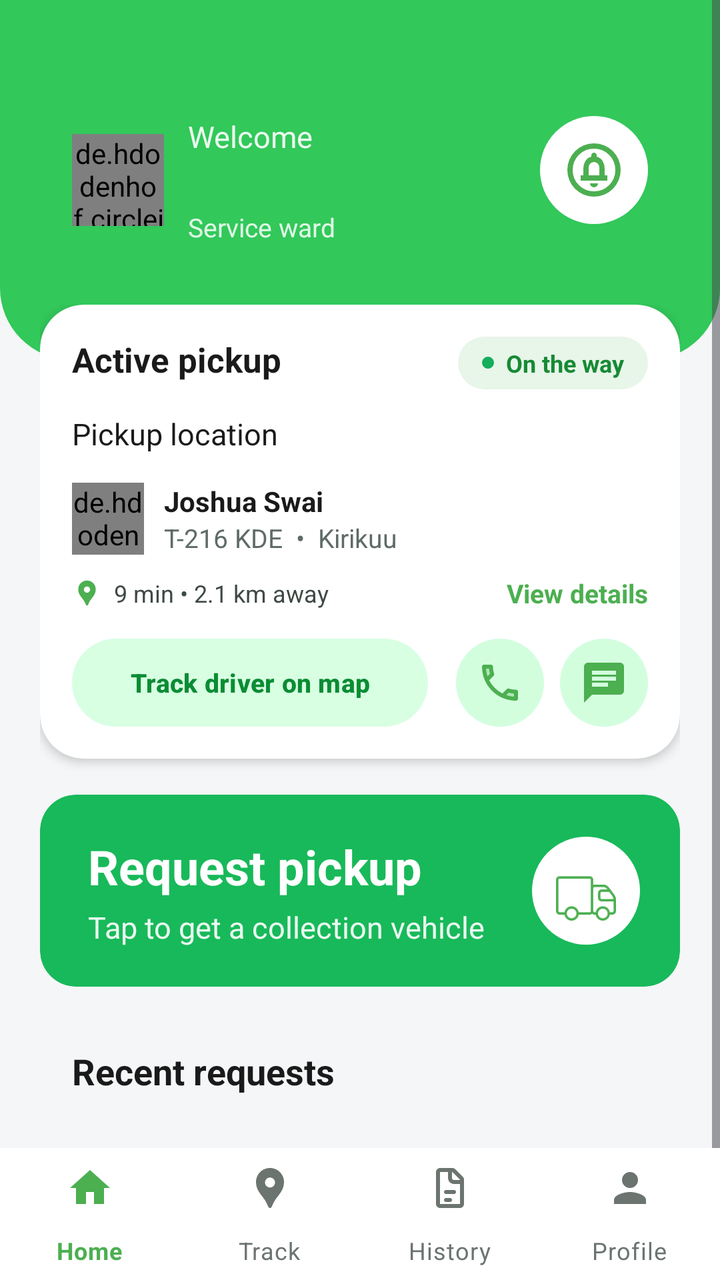
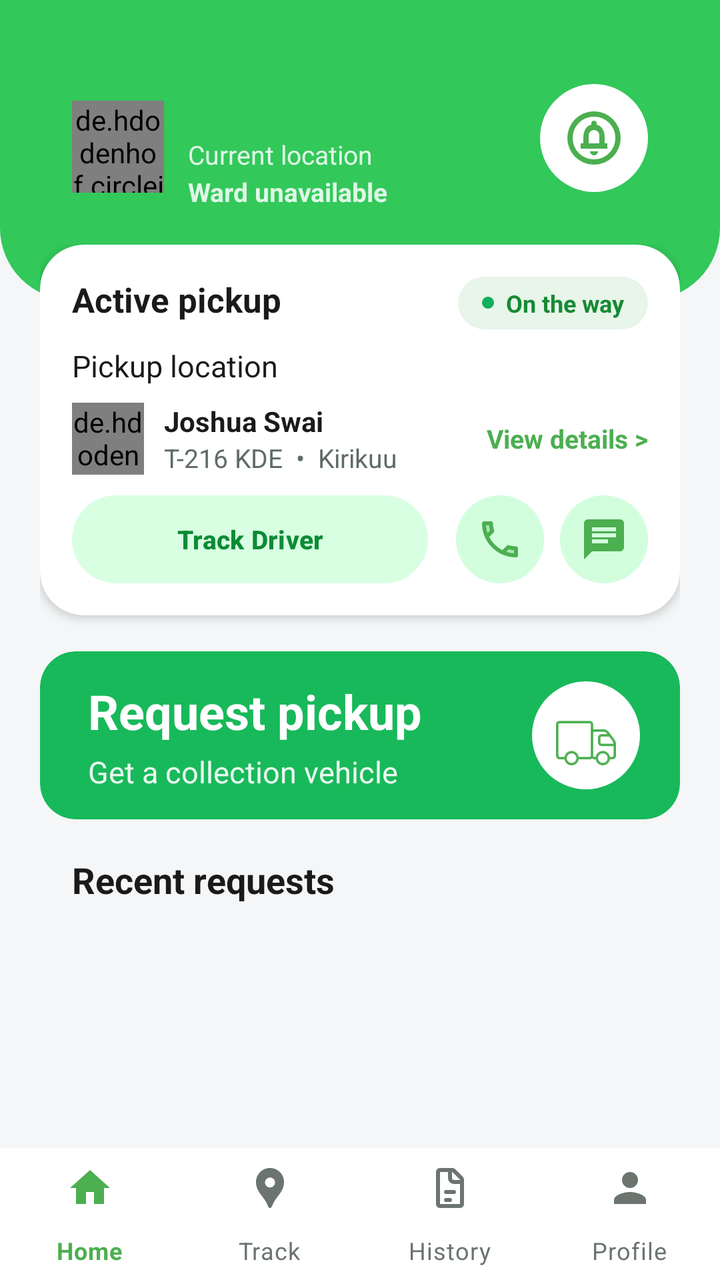

The first picture is an Android layout as it rendered before a commit; the second is the same layout after the commit. The layout source and the unified diff follow.
<!-- AndroidManifest.xml: application theme Theme.Takago -->
<!-- res/layout/activity_resident_home.xml -->
<?xml version="1.0" encoding="utf-8"?>
<androidx.coordinatorlayout.widget.CoordinatorLayout
    xmlns:android="http://schemas.android.com/apk/res/android"
    xmlns:app="http://schemas.android.com/apk/res-auto"
    android:layout_width="match_parent"
    android:layout_height="match_parent"
    android:background="#F4F6F7">

    <ScrollView
        android:id="@+id/main"
        android:layout_width="match_parent"
        android:layout_height="match_parent"
        android:fillViewport="true">

        <LinearLayout
            android:layout_width="match_parent"
            android:layout_height="wrap_content"
            android:orientation="vertical"
            android:paddingBottom="90dp">

            
            <RelativeLayout
                android:layout_width="match_parent"
                android:layout_height="180dp"
                android:background="@drawable/bg_header"
                android:paddingStart="36dp"
                android:paddingTop="58dp"
                android:paddingEnd="36dp">


                <LinearLayout
                    android:id="@+id/layoutUserInfo"
                    android:layout_width="wrap_content"
                    android:layout_height="wrap_content"
                    android:gravity="center_vertical"
                    android:orientation="horizontal">

                    <de.hdodenhof.circleimageview.CircleImageView
                        android:id="@+id/ivUserAvatar"
                        android:layout_width="46dp"
                        android:layout_height="46dp"
                        android:src="@drawable/ic_person_placeholder"
                        app:civ_border_color="@color/color_surface"
                        app:civ_border_width="2dp" />

                    <LinearLayout
                        android:layout_width="wrap_content"
                        android:layout_height="wrap_content"
                        android:layout_marginStart="12dp"
                        android:orientation="vertical">

                        <TextView
                            android:layout_width="wrap_content"
                            android:layout_height="wrap_content"
                            android:text="Welcome"
                            android:textColor="#E6FFFFFF"
                            android:textSize="15sp" />

                        <TextView
                            android:id="@+id/tvUserName"
                            android:layout_width="wrap_content"
                            android:layout_height="wrap_content"
                            android:text=""
                            android:textColor="@color/color_surface"
                            android:textSize="18sp"
                            android:textStyle="bold" />

                        <TextView
                            android:id="@+id/tvUserWard"
                            android:layout_width="wrap_content"
                            android:layout_height="wrap_content"
                            android:layout_marginTop="2dp"
                            android:text="Service ward"
                            android:textColor="#D8FFFFFF"
                            android:maxLines="2"
                            android:textSize="13sp" />
                    </LinearLayout>
                </LinearLayout>

                <FrameLayout
                    android:id="@+id/btnNotification"
                    android:layout_width="54dp"
                    android:layout_height="54dp"
                    android:layout_alignParentEnd="true"
                    android:layout_alignTop="@id/layoutUserInfo">

                    <ImageView
                        android:id="@+id/ivNotification"
                        android:layout_width="54dp"
                        android:layout_height="54dp"
                        android:background="@drawable/bg_circle_white_alpha"
                        android:padding="11dp"
                        android:src="@drawable/ic_notifications"
                        app:tint="@color/color_primary" />

                    <TextView
                        android:id="@+id/tvNotificationBadge"
                        android:layout_width="16dp"
                        android:layout_height="16dp"
                        android:layout_gravity="top|end"
                        android:background="@drawable/bg_circle_red"
                        android:gravity="center"
                        android:text="1"
                        android:textColor="@color/color_surface"
                        android:textSize="9sp"
                        android:visibility="gone" />
                </FrameLayout>
            </RelativeLayout>

            
            <LinearLayout
                android:id="@+id/residentContentContainer"
                android:layout_width="match_parent"
                android:layout_height="wrap_content"
                android:layout_marginTop="-28dp"
                android:orientation="vertical"
                android:paddingStart="20dp"
                android:paddingEnd="20dp">

                
                <androidx.cardview.widget.CardView
                    android:id="@+id/cardActivePickup"
                    android:layout_width="match_parent"
                    android:layout_height="wrap_content"
                    app:cardBackgroundColor="@color/color_surface"
                    app:cardCornerRadius="22dp"
                    app:cardElevation="3dp">

                    <LinearLayout
                        android:layout_width="match_parent"
                        android:layout_height="wrap_content"
                        android:orientation="vertical"
                        android:padding="16dp">

                        <RelativeLayout
                            android:layout_width="match_parent"
                            android:layout_height="wrap_content">

                            <TextView
                                android:layout_width="wrap_content"
                                android:layout_height="wrap_content"
                                android:text="Active pickup"
                                android:textColor="@color/color_text_primary"
                                android:textSize="17sp"
                                android:textStyle="bold" />

                            <LinearLayout
                                android:id="@+id/layoutActiveStatusBadge"
                                android:layout_width="wrap_content"
                                android:layout_height="wrap_content"
                                android:layout_alignParentEnd="true"
                                android:background="@drawable/bg_status_green"
                                android:gravity="center_vertical"
                                android:orientation="horizontal"
                                android:paddingStart="12dp"
                                android:paddingTop="5dp"
                                android:paddingEnd="12dp"
                                android:paddingBottom="5dp">

                                <View
                                    android:id="@+id/dotActiveStatus"
                                    android:layout_width="6dp"
                                    android:layout_height="6dp"
                                    android:layout_marginEnd="6dp"
                                    android:background="@drawable/bg_circle_green_dark" />

                                <TextView
                                    android:id="@+id/tvActiveStatus"
                                    android:layout_width="wrap_content"
                                    android:layout_height="wrap_content"
                                    android:text="On the way"
                                    android:textColor="#168A34"
                                    android:textSize="12sp"
                                    android:textStyle="bold" />
                            </LinearLayout>
                        </RelativeLayout>

                        <TextView
                            android:id="@+id/tvActivePickupAddress"
                            android:layout_width="match_parent"
                            android:layout_height="wrap_content"
                            android:layout_marginTop="12dp"
                            android:lineSpacingExtra="2dp"
                            android:text="Pickup location"
                            android:textColor="@color/color_text_primary"
                            android:textSize="15sp" />

                        <LinearLayout
                            android:id="@+id/layoutDriverInfo"
                            android:layout_width="match_parent"
                            android:layout_height="wrap_content"
                            android:layout_marginTop="14dp"
                            android:gravity="center_vertical"
                            android:orientation="horizontal">

                            <de.hdodenhof.circleimageview.CircleImageView
                                android:id="@+id/ivDriverAvatar"
                                android:layout_width="36dp"
                                android:layout_height="36dp"
                                android:src="@drawable/ic_person_placeholder" />

                            <LinearLayout
                                android:layout_width="0dp"
                                android:layout_height="wrap_content"
                                android:layout_marginStart="10dp"
                                android:layout_weight="1"
                                android:orientation="vertical">

                                <TextView
                                    android:id="@+id/tvDriverName"
                                    android:layout_width="wrap_content"
                                    android:layout_height="wrap_content"
                                    android:text="Joshua Swai"
                                    android:textColor="@color/color_text_primary"
                                    android:textSize="14sp"
                                    android:textStyle="bold" />

                                <TextView
                                    android:id="@+id/tvDriverDetails"
                                    android:layout_width="wrap_content"
                                    android:layout_height="wrap_content"
                                    android:text="T-216 KDE  •  Kirikuu"
                                    android:textColor="@color/color_text_secondary"
                                    android:textSize="13sp" />
                            </LinearLayout>
                        </LinearLayout>

                        <LinearLayout
                            android:layout_width="match_parent"
                            android:layout_height="wrap_content"
                            android:layout_marginTop="10dp"
                            android:gravity="center_vertical"
                            android:orientation="horizontal">

                            <ImageView
                                android:layout_width="15dp"
                                android:layout_height="15dp"
                                android:src="@drawable/ic_location_pin"
                                app:tint="@color/color_primary" />

                            <TextView
                                android:id="@+id/tvEta"
                                android:layout_width="0dp"
                                android:layout_height="wrap_content"
                                android:layout_marginStart="6dp"
                                android:layout_weight="1"
                                android:text="9 min • 2.1 km away"
                                android:textColor="@color/color_text_body"
                                android:textSize="12sp" />

                            <TextView
                                android:id="@+id/btnViewDetails"
                                android:layout_width="wrap_content"
                                android:layout_height="wrap_content"
                                android:text="View details"
                                android:textColor="@color/color_primary"
                                android:textSize="13sp"
                                android:textStyle="bold" />

                        </LinearLayout>

                        <TextView
                            android:id="@+id/tvCurrentStop"
                            android:layout_width="wrap_content"
                            android:layout_height="wrap_content"
                            android:layout_marginTop="6dp"
                            android:textColor="@color/color_text_secondary"
                            android:textSize="14sp"
                            android:visibility="gone" />

                        <LinearLayout
                            android:layout_width="match_parent"
                            android:layout_height="wrap_content"
                            android:layout_marginTop="14dp"
                            android:gravity="center_vertical"
                            android:orientation="horizontal">

                            <com.google.android.material.button.MaterialButton
                                android:id="@+id/btnTrackDriver"
                                android:layout_width="0dp"
                                android:layout_height="44dp"
                                android:layout_marginEnd="14dp"
                                android:layout_weight="1"
                                android:insetTop="0dp"
                                android:insetBottom="0dp"
                                android:text="Track driver on map"
                                android:textColor="#0B8C34"
                                android:textSize="13sp"
                                android:textStyle="bold"
                                app:backgroundTint="#D8FFE2"
                                app:cornerRadius="22dp" />

                            <ImageButton
                                android:id="@+id/btnCall"
                                android:layout_width="44dp"
                                android:layout_height="44dp"
                                android:background="@drawable/bg_circle_green_light"
                                android:padding="11dp"
                                android:src="@drawable/ic_phone"
                                app:tint="@color/color_primary" />

                            <ImageButton
                                android:id="@+id/btnSms"
                                android:layout_width="44dp"
                                android:layout_height="44dp"
                                android:layout_marginStart="8dp"
                                android:background="@drawable/bg_circle_green_light"
                                android:contentDescription="Message assigned driver"
                                android:padding="11dp"
                                android:src="@drawable/ic_message"
                                app:tint="@color/color_primary" />
                        </LinearLayout>


                    </LinearLayout>
                </androidx.cardview.widget.CardView>

                
                <androidx.cardview.widget.CardView
                    android:id="@+id/cardRequestPickup"
                    android:layout_width="match_parent"
                    android:layout_height="wrap_content"
                    android:layout_marginTop="18dp"
                    app:cardBackgroundColor="#18B95A"
                    app:cardCornerRadius="18dp"
                    app:cardElevation="0dp">

                    <LinearLayout
                        android:layout_width="match_parent"
                        android:layout_height="96dp"
                        android:gravity="center_vertical"
                        android:orientation="horizontal"
                        android:paddingStart="24dp"
                        android:paddingEnd="20dp">

                        <LinearLayout
                            android:layout_width="0dp"
                            android:layout_height="wrap_content"
                            android:layout_weight="1"
                            android:orientation="vertical">

                            <TextView
                                android:layout_width="wrap_content"
                                android:layout_height="wrap_content"
                                android:text="Request pickup"
                                android:textColor="@color/color_surface"
                                android:textSize="24sp"
                                android:textStyle="bold" />

                            <TextView
                                android:layout_width="wrap_content"
                                android:layout_height="wrap_content"
                                android:layout_marginTop="4dp"
                                android:text="Tap to get a collection vehicle"
                                android:textColor="#E8FFFFFF"
                                android:textSize="15sp" />
                        </LinearLayout>

                        <ImageView
                            android:id="@+id/ivTruck"
                            android:layout_width="54dp"
                            android:layout_height="54dp"
                            android:layout_marginStart="12dp"
                            android:background="@drawable/bg_circle_white_alpha"
                            android:padding="12dp"
                            android:src="@drawable/ic_track"
                            app:tint="@color/color_primary" />
                    </LinearLayout>
                </androidx.cardview.widget.CardView>

                <TextView
                    android:layout_width="wrap_content"
                    android:layout_height="wrap_content"
                    android:layout_marginStart="16dp"
                    android:layout_marginTop="30dp"
                    android:text="Recent requests"
                    android:textColor="@color/color_text_primary"
                    android:textSize="18sp"
                    android:textStyle="bold" />

                <TextView
                    android:id="@+id/tvNoRecentRequests"
                    android:layout_width="match_parent"
                    android:layout_height="wrap_content"
                    android:gravity="center"
                    android:paddingTop="50dp"
                    android:paddingBottom="50dp"
                    android:text="No recent pickup requests yet."
                    android:textColor="@color/color_text_hint"
                    android:textSize="16sp"
                    android:visibility="gone" />

                <LinearLayout
                    android:id="@+id/recentRequestsContainer"
                    android:layout_width="match_parent"
                    android:layout_height="wrap_content"
                    android:layout_marginTop="16dp"
                    android:orientation="vertical" />

            </LinearLayout>
        </LinearLayout>
    </ScrollView>

    <com.google.android.material.bottomnavigation.BottomNavigationView
        android:id="@+id/bottomNav"
        style="@style/AppBottomNavigation"
        android:layout_width="match_parent"
        android:layout_height="66dp"
        android:layout_gravity="bottom"
        android:background="@color/color_surface"
        app:itemIconTint="@color/bottom_nav_selector"
        app:itemTextColor="@color/bottom_nav_selector"
        app:labelVisibilityMode="labeled"
        app:menu="@menu/bottom_nav_menu" />

</androidx.coordinatorlayout.widget.CoordinatorLayout>
<!-- resources referenced by this layout -->
<resources>
  <color name="color_primary">#4CAF50</color>
  <color name="color_surface">#FFFFFF</color>
  <color name="color_text_body">#3F4944</color>
  <color name="color_text_hint">#6F7975</color>
  <color name="color_text_primary">#1A1A1A</color>
  <color name="color_text_secondary">#5F6B66</color>
  <!-- drawable bg_circle_green_dark (drawable) -->
  <?xml version="1.0" encoding="utf-8"?>
  <shape xmlns:android="http://schemas.android.com/apk/res/android">
  
      <solid android:color="#14ae5c"/>
  
      <corners android:radius="100dp"/>
  
  </shape>
  <!-- drawable bg_circle_green_light (drawable) -->
  <?xml version="1.0" encoding="utf-8"?>
  <shape xmlns:android="http://schemas.android.com/apk/res/android">
  
      <solid android:color="#D3FEDE"/>
  
      <corners android:radius="100dp"/>
  
  </shape>
  <!-- drawable bg_circle_red (drawable) -->
  <?xml version="1.0" encoding="utf-8"?>
  <shape xmlns:android="http://schemas.android.com/apk/res/android">
  
      <solid android:color="@color/color_danger"/>
  
      <corners android:radius="100dp"/>
  
  </shape>
  <!-- drawable bg_circle_white_alpha (drawable) -->
  <?xml version="1.0" encoding="utf-8"?>
  <shape xmlns:android="http://schemas.android.com/apk/res/android"
      android:shape="oval">
      <solid android:color="@color/color_surface" />
  </shape>
  <!-- drawable bg_header (drawable) -->
  <?xml version="1.0" encoding="utf-8"?>
  <shape xmlns:android="http://schemas.android.com/apk/res/android"
      android:shape="rectangle">
  
      <solid android:color="@color/color_header" />
  
      <corners
          android:topLeftRadius="0dp"
          android:topRightRadius="0dp"
          android:bottomLeftRadius="36dp"
          android:bottomRightRadius="36dp" />
  
  </shape>
  <!-- drawable bg_status_green (drawable) -->
  <shape xmlns:android="http://schemas.android.com/apk/res/android">
      <solid android:color="@color/color_status_success_bg"/>
      <corners android:radius="50dp"/>
  </shape>
  <!-- drawable ic_location_pin (drawable) -->
  <vector xmlns:android="http://schemas.android.com/apk/res/android" android:height="24dp" android:tint="#000000" android:viewportHeight="24" android:viewportWidth="24" android:width="24dp">
        
      <path android:fillColor="@android:color/white" android:pathData="M12,2L12,2C8.13,2 5,5.13 5,9c0,1.74 0.5,3.37 1.41,4.84c0.95,1.54 2.2,2.86 3.16,4.4c0.47,0.75 0.81,1.45 1.17,2.26C11,21.05 11.21,22 12,22h0c0.79,0 1,-0.95 1.25,-1.5c0.37,-0.81 0.7,-1.51 1.17,-2.26c0.96,-1.53 2.21,-2.85 3.16,-4.4C18.5,12.37 19,10.74 19,9C19,5.13 15.87,2 12,2zM12,11.75c-1.38,0 -2.5,-1.12 -2.5,-2.5s1.12,-2.5 2.5,-2.5s2.5,1.12 2.5,2.5S13.38,11.75 12,11.75z"/>
      
  </vector>
  <!-- drawable ic_message (drawable) -->
  <vector xmlns:android="http://schemas.android.com/apk/res/android"
      android:width="24dp" android:height="24dp"
      android:viewportWidth="24" android:viewportHeight="24">
      <path
          android:fillColor="@android:color/white"
          android:pathData="M20,2H4C2.9,2 2.01,2.9 2.01,4L2,22l4,-4h14c1.1,0 2,-0.9 2,-2V4c0,-1.1 -0.9,-2 -2,-2zM6,9h12v2H6V9zM6,6h12v2H6V6zM6,12h8v2H6v-2z" />
  </vector>
  <style name="AppBottomNavigation" parent="Widget.MaterialComponents.BottomNavigationView">
          <item name="android:background">@drawable/bg_bottom_nav</item>
          <item name="itemIconTint">@color/bottom_nav_selector</item>
          <item name="itemTextColor">@color/bottom_nav_selector</item>
          <item name="labelVisibilityMode">labeled</item>
      </style>
  <style name="Theme.Takago" parent="Base.Theme.Takago" />
  <color name="color_danger">#FF3D00</color>
  <color name="color_header">#32C85A</color>
  <color name="color_status_success_bg">#E8F5E9</color>
  <!-- drawable bg_bottom_nav (drawable) -->
  <?xml version="1.0" encoding="utf-8"?>
  <shape xmlns:android="http://schemas.android.com/apk/res/android">
      <solid android:color="@color/color_surface" />
  </shape>
  <style name="Base.Theme.Takago" parent="Theme.Material3.DayNight.NoActionBar">
          
          
      </style>
  <!-- unchanged entries left out for length: 4 -->
</resources>

<!-- the commit's change to res/layout/activity_resident_home.xml (unified diff, before → after) -->
@@ -21,17 +21,19 @@
             
             <RelativeLayout
                 android:layout_width="match_parent"
-                android:layout_height="180dp"
+                android:layout_height="150dp"
                 android:background="@drawable/bg_header"
                 android:paddingStart="36dp"
-                android:paddingTop="58dp"
+                android:paddingTop="42dp"
                 android:paddingEnd="36dp">
 
 
                 <LinearLayout
                     android:id="@+id/layoutUserInfo"
-                    android:layout_width="wrap_content"
-                    android:layout_height="wrap_content"
+                    android:layout_width="match_parent"
+                    android:layout_height="wrap_content"
+                    android:layout_toStartOf="@id/btnNotification"
+                    android:layout_marginEnd="12dp"
                     android:gravity="center_vertical"
                     android:orientation="horizontal">
 
@@ -44,17 +46,11 @@
                         app:civ_border_width="2dp" />
 
                     <LinearLayout
-                        android:layout_width="wrap_content"
+                        android:layout_width="0dp"
                         android:layout_height="wrap_content"
+                        android:layout_weight="1"
                         android:layout_marginStart="12dp"
                         android:orientation="vertical">
-
-                        <TextView
-                            android:layout_width="wrap_content"
-                            android:layout_height="wrap_content"
-                            android:text="Welcome"
-                            android:textColor="#E6FFFFFF"
-                            android:textSize="15sp" />
 
                         <TextView
                             android:id="@+id/tvUserName"
@@ -62,18 +58,30 @@
                             android:layout_height="wrap_content"
                             android:text=""
                             android:textColor="@color/color_surface"
-                            android:textSize="18sp"
-                            android:textStyle="bold" />
+                            android:textSize="18sp" />
+
+                        <TextView
+                            android:id="@+id/tvUserLocation"
+                            android:layout_width="match_parent"
+                            android:layout_height="wrap_content"
+                            android:layout_marginTop="2dp"
+                            android:ellipsize="end"
+                            android:maxLines="1"
+                            android:text="Current location"
+                            android:textColor="#D8FFFFFF"
+                            android:textSize="13sp" />
 
                         <TextView
                             android:id="@+id/tvUserWard"
-                            android:layout_width="wrap_content"
-                            android:layout_height="wrap_content"
-                            android:layout_marginTop="2dp"
-                            android:text="Service ward"
+                            android:layout_width="match_parent"
+                            android:layout_height="wrap_content"
+                            android:layout_marginTop="1dp"
+                            android:ellipsize="end"
+                            android:maxLines="1"
+                            android:text="Ward unavailable"
                             android:textColor="#D8FFFFFF"
-                            android:maxLines="2"
-                            android:textSize="13sp" />
+                            android:textSize="13sp"
+                            android:textStyle="bold" />
                     </LinearLayout>
                 </LinearLayout>
 
@@ -179,8 +187,9 @@
                             android:id="@+id/tvActivePickupAddress"
                             android:layout_width="match_parent"
                             android:layout_height="wrap_content"
-                            android:layout_marginTop="12dp"
-                            android:lineSpacingExtra="2dp"
+                            android:layout_marginTop="8dp"
+                            android:maxLines="1"
+                            android:ellipsize="end"
                             android:text="Pickup location"
                             android:textColor="@color/color_text_primary"
                             android:textSize="15sp" />
@@ -189,7 +198,7 @@
                             android:id="@+id/layoutDriverInfo"
                             android:layout_width="match_parent"
                             android:layout_height="wrap_content"
-                            android:layout_marginTop="14dp"
+                            android:layout_marginTop="8dp"
                             android:gravity="center_vertical"
                             android:orientation="horizontal">
 
@@ -223,14 +232,25 @@
                                     android:textColor="@color/color_text_secondary"
                                     android:textSize="13sp" />
                             </LinearLayout>
+
+                            <TextView
+                                android:id="@+id/btnViewDetails"
+                                android:layout_width="wrap_content"
+                                android:layout_height="wrap_content"
+                                android:layout_marginStart="8dp"
+                                android:text="View details >"
+                                android:textColor="@color/color_primary"
+                                android:textSize="13sp"
+                                android:textStyle="bold" />
                         </LinearLayout>
 
                         <LinearLayout
                             android:layout_width="match_parent"
                             android:layout_height="wrap_content"
-                            android:layout_marginTop="10dp"
+                            android:layout_marginTop="8dp"
                             android:gravity="center_vertical"
-                            android:orientation="horizontal">
+                            android:orientation="horizontal"
+                            android:visibility="gone">
 
                             <ImageView
                                 android:layout_width="15dp"
@@ -248,15 +268,6 @@
                                 android:textColor="@color/color_text_body"
                                 android:textSize="12sp" />
 
-                            <TextView
-                                android:id="@+id/btnViewDetails"
-                                android:layout_width="wrap_content"
-                                android:layout_height="wrap_content"
-                                android:text="View details"
-                                android:textColor="@color/color_primary"
-                                android:textSize="13sp"
-                                android:textStyle="bold" />
-
                         </LinearLayout>
 
                         <TextView
@@ -271,7 +282,7 @@
                         <LinearLayout
                             android:layout_width="match_parent"
                             android:layout_height="wrap_content"
-                            android:layout_marginTop="14dp"
+                            android:layout_marginTop="10dp"
                             android:gravity="center_vertical"
                             android:orientation="horizontal">
 
@@ -283,7 +294,7 @@
                                 android:layout_weight="1"
                                 android:insetTop="0dp"
                                 android:insetBottom="0dp"
-                                android:text="Track driver on map"
+                                android:text="Track Driver"
                                 android:textColor="#0B8C34"
                                 android:textSize="13sp"
                                 android:textStyle="bold"
@@ -327,7 +338,7 @@
 
                     <LinearLayout
                         android:layout_width="match_parent"
-                        android:layout_height="96dp"
+                        android:layout_height="84dp"
                         android:gravity="center_vertical"
                         android:orientation="horizontal"
                         android:paddingStart="24dp"
@@ -351,7 +362,7 @@
                                 android:layout_width="wrap_content"
                                 android:layout_height="wrap_content"
                                 android:layout_marginTop="4dp"
-                                android:text="Tap to get a collection vehicle"
+                                android:text="Get a collection vehicle"
                                 android:textColor="#E8FFFFFF"
                                 android:textSize="15sp" />
                         </LinearLayout>
@@ -372,7 +383,7 @@
                     android:layout_width="wrap_content"
                     android:layout_height="wrap_content"
                     android:layout_marginStart="16dp"
-                    android:layout_marginTop="30dp"
+                    android:layout_marginTop="18dp"
                     android:text="Recent requests"
                     android:textColor="@color/color_text_primary"
                     android:textSize="18sp"
@@ -394,7 +405,7 @@
                     android:id="@+id/recentRequestsContainer"
                     android:layout_width="match_parent"
                     android:layout_height="wrap_content"
-                    android:layout_marginTop="16dp"
+                    android:layout_marginTop="8dp"
                     android:orientation="vertical" />
 
             </LinearLayout>
